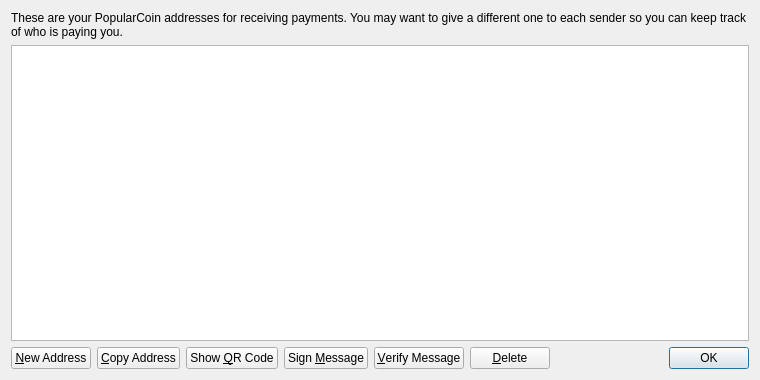
This is src/qt/forms/addressbookpage.ui in CryptvJet/Messages as Qt 5 draws it before an edit. The edited form follows.
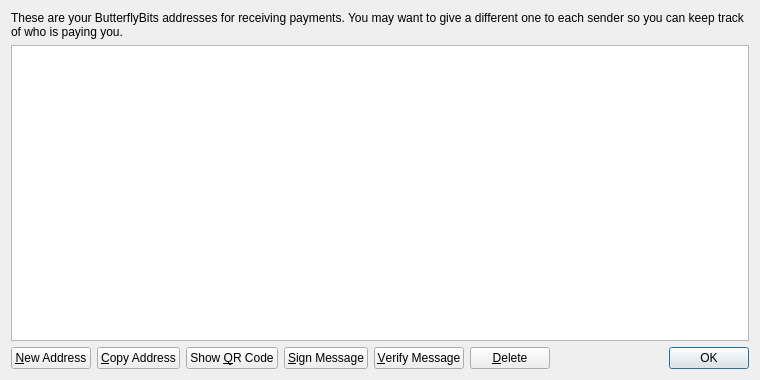
This is the edited form. Icons and pictures are not drawn.

```diff
--- a/src/qt/forms/addressbookpage.ui
+++ b/src/qt/forms/addressbookpage.ui
@@ -17,7 +17,7 @@
    <item>
     <widget class="QLabel" name="labelExplanation">
      <property name="text">
-      <string>These are your PopularCoin addresses for receiving payments. You may want to give a different one to each sender so you can keep track of who is paying you.</string>
+      <string>These are your ButterflyBits addresses for receiving payments. You may want to give a different one to each sender so you can keep track of who is paying you.</string>
      </property>
      <property name="textFormat">
       <enum>Qt::PlainText</enum>
@@ -102,7 +102,7 @@
         <string>Sign a message to prove you own a PopularCoin address</string>
        </property>
        <property name="text">
-        <string>Sign &amp;Message</string>
+        <string>&amp;Sign Message</string>
        </property>
        <property name="icon">
         <iconset resource="../bitcoin.qrc">
```
Left out of the diff: 6 changed lines with no effect on the pictures.
